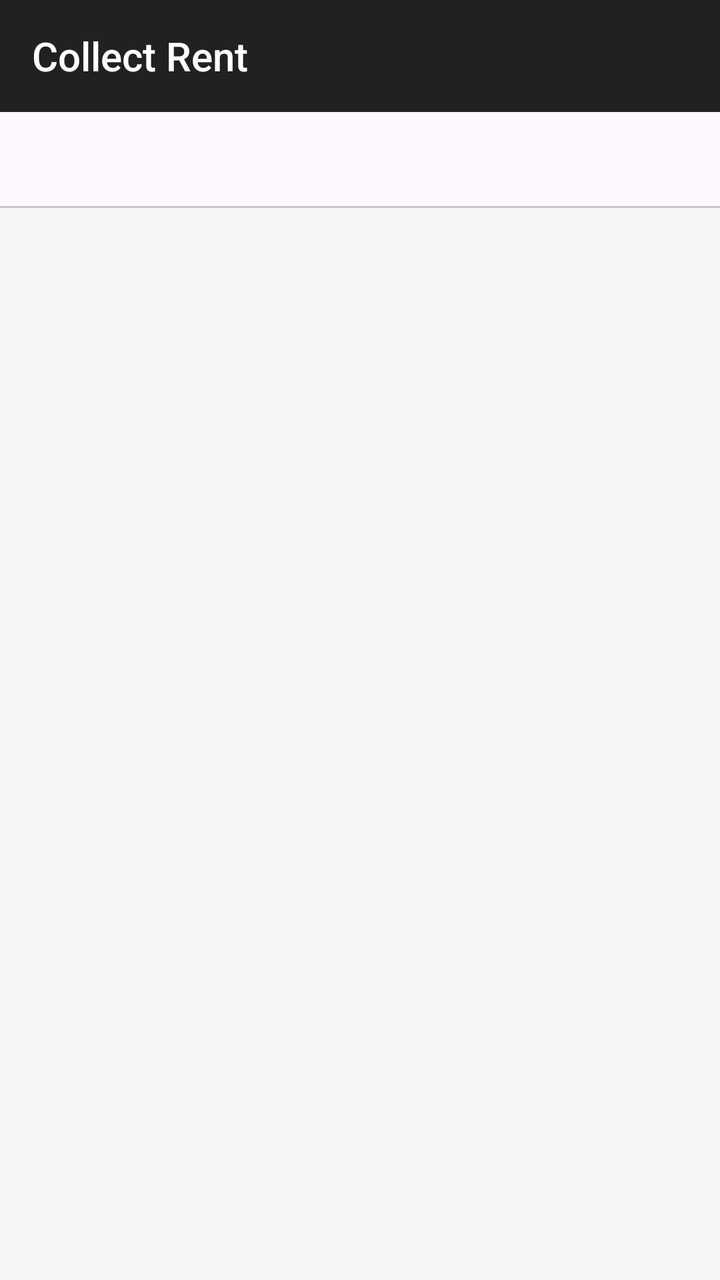
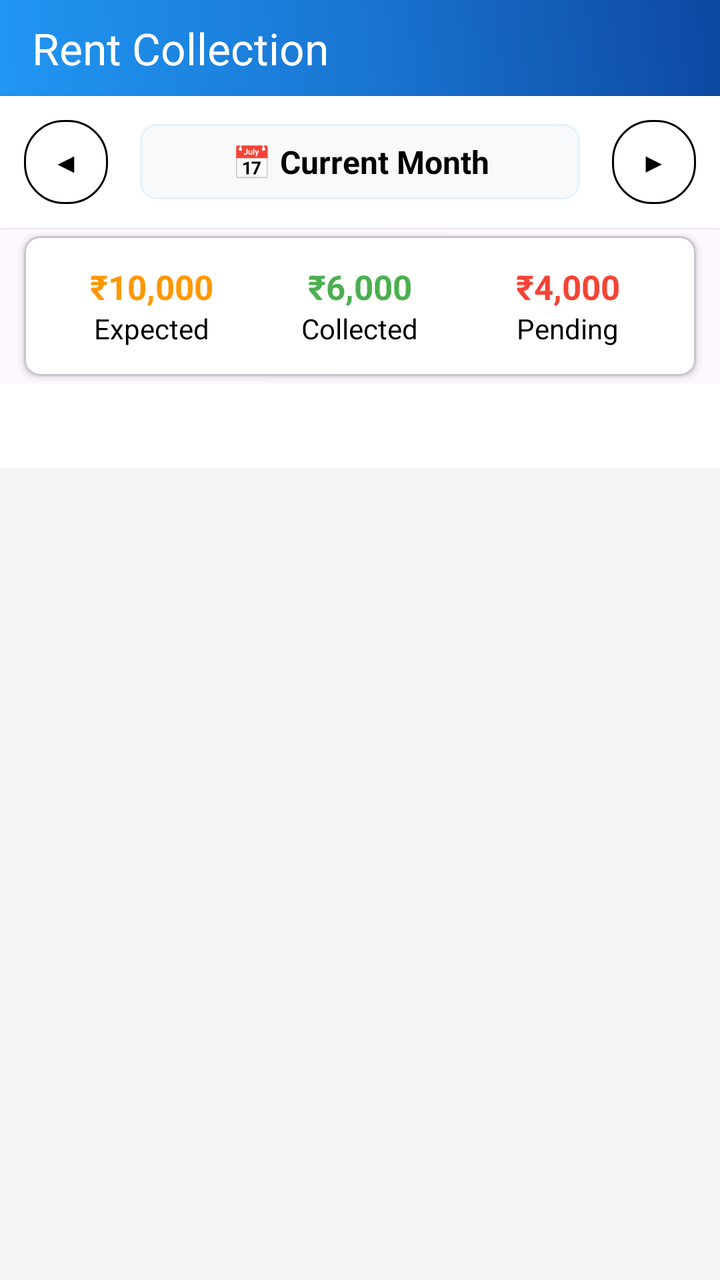

Screens rendered from an Android XML layout before and after an edit, with the pre-edit source and the edit as a unified diff.
<!-- AndroidManifest.xml: application theme Theme.RentMangment -->
<!-- res/layout/activity_collect_rent.xml -->
<?xml version="1.0" encoding="utf-8"?>
<androidx.coordinatorlayout.widget.CoordinatorLayout
    xmlns:android="http://schemas.android.com/apk/res/android"
    xmlns:app="http://schemas.android.com/apk/res-auto"
    xmlns:tools="http://schemas.android.com/tools"
    android:layout_width="match_parent"
    android:layout_height="match_parent"
    android:background="#F5F5F5"
    tools:context=".CollectRentActivity">

    <com.google.android.material.appbar.AppBarLayout
        android:layout_width="match_parent"
        android:layout_height="wrap_content"
        android:theme="@style/Theme.AppCompat.Light.DarkActionBar">

        <androidx.appcompat.widget.Toolbar
            android:id="@+id/toolbarCollectRent"
            android:layout_width="match_parent"
            android:layout_height="?attr/actionBarSize"
            android:background="?attr/colorPrimary"
            app:title="Collect Rent"
            app:titleTextColor="@android:color/white"
            app:popupTheme="@style/Theme.AppCompat.Light" />

        <com.google.android.material.tabs.TabLayout
            android:id="@+id/tabLayout"
            android:layout_width="match_parent"
            android:layout_height="wrap_content"
            app:tabTextColor="@android:color/white"
            app:tabIndicatorColor="@android:color/white"
            app:tabGravity="fill"
            app:tabMode="fixed" />

    </com.google.android.material.appbar.AppBarLayout>

    <androidx.recyclerview.widget.RecyclerView
        android:id="@+id/rvTenants"
        android:layout_width="match_parent"
        android:layout_height="match_parent"
        android:padding="8dp"
        app:layout_behavior="@string/appbar_scrolling_view_behavior"
     />

    <TextView
        android:id="@+id/tvEmptyState"
        android:layout_width="wrap_content"
        android:layout_height="wrap_content"
        android:text="No tenants found."
        android:textSize="18sp"
        android:textColor="#888888"
        android:layout_gravity="center"
        android:visibility="gone"/>

</androidx.coordinatorlayout.widget.CoordinatorLayout>
<!-- resources referenced by this layout -->
<resources>
  <style name="Theme.RentMangment" parent="Base.Theme.RentMangment" />
  <style name="Base.Theme.RentMangment" parent="Theme.Material3.DayNight.NoActionBar">
          
          
      </style>
</resources>

<!-- the commit's change to res/layout/activity_collect_rent.xml (unified diff, before → after) -->
@@ -5,50 +5,286 @@
     xmlns:tools="http://schemas.android.com/tools"
     android:layout_width="match_parent"
     android:layout_height="match_parent"
-    android:background="#F5F5F5"
-    tools:context=".CollectRentActivity">
+    android:background="@color/background_light">
 
     <com.google.android.material.appbar.AppBarLayout
+        android:id="@+id/appBarLayout"
         android:layout_width="match_parent"
         android:layout_height="wrap_content"
-        android:theme="@style/Theme.AppCompat.Light.DarkActionBar">
-
+        android:theme="@style/ThemeOverlay.AppCompat.Dark.ActionBar"
+        app:elevation="2dp">
+
+        
         <androidx.appcompat.widget.Toolbar
             android:id="@+id/toolbarCollectRent"
             android:layout_width="match_parent"
-            android:layout_height="?attr/actionBarSize"
-            android:background="?attr/colorPrimary"
-            app:title="Collect Rent"
-            app:titleTextColor="@android:color/white"
-            app:popupTheme="@style/Theme.AppCompat.Light" />
-
+            android:layout_height="48dp"
+            android:background="@drawable/nav_header_gradient"
+            app:layout_scrollFlags="scroll|enterAlways"
+            app:title="Rent Collection"
+            app:titleTextColor="@android:color/white"/>
+
+        
+        <LinearLayout
+            android:id="@+id/layoutMonthNavigation"
+            android:layout_width="match_parent"
+            android:layout_height="wrap_content"
+            android:orientation="horizontal"
+            android:gravity="center_vertical"
+            android:background="@android:color/white"
+            android:padding="8dp"
+            android:elevation="1dp">
+
+            <com.google.android.material.button.MaterialButton
+                android:id="@+id/btnPreviousMonth"
+                android:layout_width="50dp"
+                android:layout_height="50dp"
+                android:text="◀"
+                android:textSize="14sp"
+                android:textColor="@color/black"
+                style="@style/Widget.Material3.Button.IconButton.Outlined"
+                app:cornerRadius="20dp"
+                app:strokeColor="@color/black"/>
+
+            <TextView
+                android:id="@+id/tvMonthSelector"
+                android:layout_width="0dp"
+                android:layout_height="wrap_content"
+                android:layout_weight="1"
+                android:text="📅 Current Month"
+                android:textSize="16sp"
+                android:textStyle="bold"
+                android:textAlignment="center"
+                android:textColor="@color/black"
+                android:layout_marginHorizontal="12dp"
+                android:padding="8dp"
+                android:background="@drawable/month_selector_bg"
+                android:clickable="true"
+                android:focusable="true"/>
+
+            <com.google.android.material.button.MaterialButton
+                android:id="@+id/btnNextMonth"
+                android:layout_width="50dp"
+                android:layout_height="50dp"
+                android:text="▶"
+                android:textSize="14sp"
+                android:textColor="@color/black"
+                style="@style/Widget.Material3.Button.IconButton.Outlined"
+                app:cornerRadius="20dp"
+                app:strokeColor="@color/black"/>
+
+        </LinearLayout>
+
+        
+
+        
+        <com.google.android.material.card.MaterialCardView
+            android:layout_width="match_parent"
+            android:layout_height="wrap_content"
+            android:layout_marginHorizontal="12dp"
+            android:layout_marginVertical="4dp"
+            app:cardCornerRadius="8dp"
+            app:cardElevation="2dp"
+            app:cardBackgroundColor="@android:color/white">
+
+            <LinearLayout
+                android:layout_width="match_parent"
+                android:layout_height="70dp"
+                android:orientation="horizontal"
+                android:padding="12dp"
+                android:baselineAligned="false">
+
+                <LinearLayout
+                    android:layout_width="0dp"
+                    android:layout_height="wrap_content"
+                    android:layout_weight="1"
+                    android:layout_gravity="center"
+                    android:orientation="vertical"
+                    android:gravity="center">
+
+                    <TextView
+                        android:id="@+id/tvExpectedAmount"
+                        android:layout_width="wrap_content"
+                        android:layout_height="wrap_content"
+                        android:text="₹10,000"
+                        android:textSize="17sp"
+                        android:textStyle="bold"
+                        android:textColor="@color/amount_expected"/>
+
+                    <TextView
+                        android:layout_width="wrap_content"
+                        android:layout_height="wrap_content"
+                        android:text="Expected"
+                        android:textSize="14sp"
+                        android:textColor="@color/black"/>
+
+                </LinearLayout>
+
+                <LinearLayout
+                    android:layout_width="0dp"
+                    android:layout_height="wrap_content"
+                    android:layout_weight="1"
+                    android:layout_gravity="center"
+
+                    android:orientation="vertical"
+                    android:gravity="center">
+
+                    <TextView
+                        android:id="@+id/tvCollectedAmount"
+                        android:layout_width="wrap_content"
+                        android:layout_height="wrap_content"
+                        android:text="₹6,000"
+                        android:textSize="17sp"
+                        android:textStyle="bold"
+                        android:textColor="@color/amount_collected"/>
+
+                    <TextView
+                        android:layout_width="wrap_content"
+                        android:layout_height="wrap_content"
+                        android:text="Collected"
+                        android:textSize="14sp"
+                        android:textColor="@color/black"/>
+
+                </LinearLayout>
+
+                <LinearLayout
+                    android:layout_width="0dp"
+                    android:layout_height="wrap_content"
+                    android:layout_weight="1"
+                    android:layout_gravity="center"
+                    android:orientation="vertical"
+                    android:gravity="center">
+
+                    <TextView
+                        android:id="@+id/tvPendingAmount"
+                        android:layout_width="wrap_content"
+                        android:layout_height="wrap_content"
+                        android:text="₹4,000"
+                        android:textSize="17sp"
+                        android:textStyle="bold"
+                        android:textColor="@color/amount_pending"/>
+
+                    <TextView
+                        android:layout_width="wrap_content"
+                        android:layout_height="wrap_content"
+                        android:text="Pending"
+                        android:textSize="14sp"
+                        android:textColor="@color/black"/>
+
+                </LinearLayout>
+
+            </LinearLayout>
+
+        </com.google.android.material.card.MaterialCardView>
+
+        
         <com.google.android.material.tabs.TabLayout
             android:id="@+id/tabLayout"
             android:layout_width="match_parent"
-            android:layout_height="wrap_content"
-            app:tabTextColor="@android:color/white"
-            app:tabIndicatorColor="@android:color/white"
-            app:tabGravity="fill"
-            app:tabMode="fixed" />
+            android:layout_height="42dp"
+            android:background="@android:color/white"
+            app:tabTextColor="@color/black"
+            app:tabSelectedTextColor="@color/primary_blue"
+            app:tabIndicatorColor="@color/primary_blue"
+            app:tabIndicatorHeight="2dp"/>
 
     </com.google.android.material.appbar.AppBarLayout>
 
+    
     <androidx.recyclerview.widget.RecyclerView
         android:id="@+id/rvTenants"
         android:layout_width="match_parent"
         android:layout_height="match_parent"
+        app:layout_behavior="@string/appbar_scrolling_view_behavior"
         android:padding="8dp"
-        app:layout_behavior="@string/appbar_scrolling_view_behavior"
-     />
-
+        android:paddingTop="4dp"
+        android:paddingBottom="8dp"
+        android:clipToPadding="false"
+        android:clipChildren="false"
+        android:scrollbars="vertical"/>
+
+    
+    <LinearLayout
+        android:layout_width="match_parent"
+        android:layout_height="wrap_content"
+        android:orientation="vertical"
+        android:background="@android:color/white"
+        android:visibility="gone">
+
+        <TextView
+            android:layout_width="match_parent"
+            android:layout_height="48dp"
+            android:text="📅 August 2025"
+            android:textSize="18sp"
+            android:visibility="gone"
+            android:textStyle="bold"
+            android:textColor="#1976D2"
+            android:gravity="center_vertical"
+            android:background="@drawable/edittext_background"
+            android:paddingHorizontal="16dp"
+            android:clickable="true"
+            android:focusable="true"/>
+
+        
+        <TextView
+            android:id="@+id/tvCollectionSummary"
+            android:visibility="gone"
+            android:layout_width="match_parent"
+            android:layout_height="wrap_content"
+            android:text="💰 Expected: ₹10,000 | ✅ Collected: ₹6,000 | ⏳ Pending: ₹4,000"
+            android:textSize="12sp"
+            android:textColor="#424242"
+            android:layout_marginTop="12dp"
+            android:background="#F8F9FA"
+            android:padding="12dp"
+            android:lineSpacingExtra="2dp"/>
+
+    </LinearLayout>
+
+    
     <TextView
         android:id="@+id/tvEmptyState"
         android:layout_width="wrap_content"
         android:layout_height="wrap_content"
-        android:text="No tenants found."
-        android:textSize="18sp"
-        android:textColor="#888888"
         android:layout_gravity="center"
+        android:text="No data available"
+        android:textSize="14sp"
+        android:textColor="#666666"
         android:visibility="gone"/>
 
+    
+    <LinearLayout
+        android:id="@+id/layoutEmptyState"
+        android:layout_width="wrap_content"
+        android:layout_height="wrap_content"
+        android:layout_gravity="center"
+        android:orientation="vertical"
+        android:gravity="center"
+        android:visibility="gone">
+
+        <TextView
+            android:layout_width="wrap_content"
+            android:layout_height="wrap_content"
+            android:text="📊"
+            android:textSize="36sp"
+            android:layout_marginBottom="8dp"/>
+
+        <TextView
+            android:layout_width="wrap_content"
+            android:layout_height="wrap_content"
+            android:text="No tenants found"
+            android:textSize="16sp"
+            android:textStyle="bold"
+            android:textColor="@color/text_primary"
+            android:layout_marginBottom="4dp"/>
+
+        <TextView
+            android:layout_width="wrap_content"
+            android:layout_height="wrap_content"
+            android:text="Add tenants to start collecting rent"
+            android:textSize="12sp"
+            android:textColor="@color/text_secondary"/>
+
+    </LinearLayout>
+
 </androidx.coordinatorlayout.widget.CoordinatorLayout>
<!-- resource entries referenced after the edit -->
@@ -1,5 +1,36 @@
 <!-- resources referenced by this layout -->
 <resources>
+  <color name="amount_collected">#4CAF50</color>
+  <color name="amount_expected">#FF9800</color>
+  <color name="amount_pending">#F44336</color>
+  <color name="background_light">#F5F5F5</color>
+  <color name="black">#FF000000</color>
+  <color name="primary_blue">#1976D2</color>
+  <color name="text_primary">#212121</color>
+  <color name="text_secondary">#757575</color>
+  <!-- drawable edittext_background (drawable) -->
+  <shape xmlns:android="http://schemas.android.com/apk/res/android" android:shape="rectangle">
+      <solid android:color="@android:color/white"/>
+      <corners android:radius="8dp"/>
+      <stroke android:width="1dp" android:color="#DDDDDD"/>
+  </shape>
+  <!-- drawable month_selector_bg (drawable) -->
+  <?xml version="1.0" encoding="utf-8"?>
+  <shape xmlns:android="http://schemas.android.com/apk/res/android">
+      <solid android:color="#F8F9FA"/>
+      <corners android:radius="8dp"/>
+      <stroke android:width="1dp" android:color="#E3F2FD"/>
+  </shape>
+  <!-- drawable nav_header_gradient (drawable) -->
+  <?xml version="1.0" encoding="utf-8"?>
+  <shape xmlns:android="http://schemas.android.com/apk/res/android">
+      <gradient
+          android:angle="45"
+          android:startColor="#2196F3"
+          android:centerColor="#1976D2"
+          android:endColor="#0D47A1"
+          android:type="linear" />
+  </shape>
   <style name="Theme.RentMangment" parent="Base.Theme.RentMangment" />
   <style name="Base.Theme.RentMangment" parent="Theme.Material3.DayNight.NoActionBar">
           
